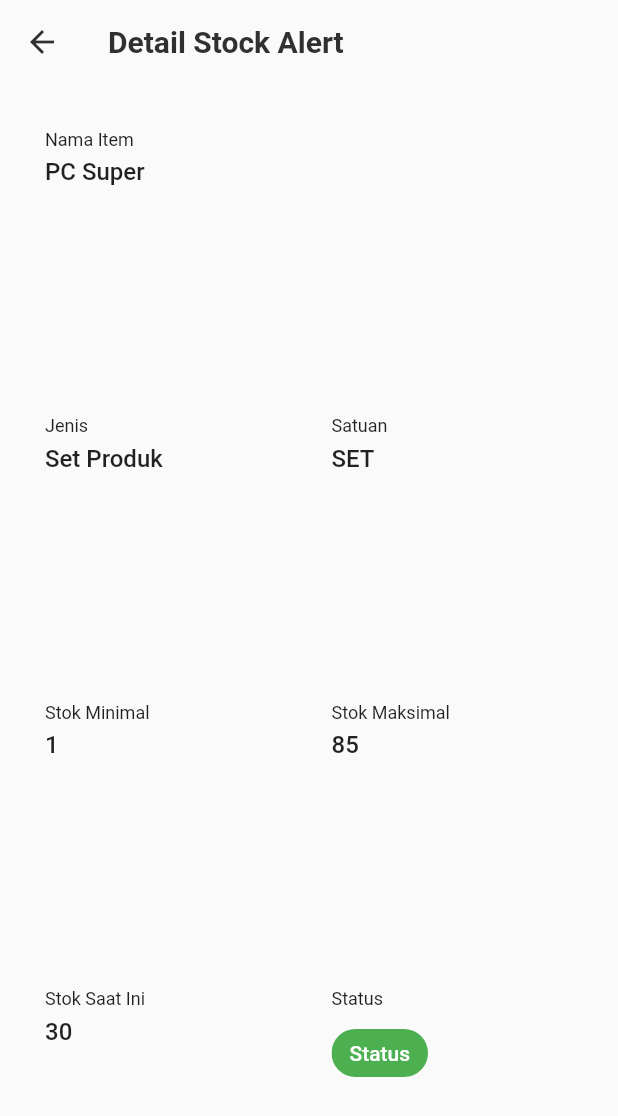
After one commit to arkefallen/telkom-ims-mobile, a Flutter app: the StockAlertExpired screen opened by its route, after a tap on "Lihat Detail", on a phone screen of 412 x 824 dp. The commit adds this screen. Shown: the top 1116 px of the screen. Run offline on Flutter 3.47's test engine with Material 2 defaults, Android fonts, the phone set to English and light mode, and no system bars; our stand-ins replace datetime_picker_formfield_new, google_fonts, sliding_up_panel.

Commit message:
progress week 13 rafa (stock alert)

```diff
--- a/lib/main.dart
+++ b/lib/main.dart
@@ -6,6 +6,9 @@ import 'package:mobile_umkm/pages/Produksi/barang_produksi.dart';
 import 'package:mobile_umkm/pages/Produksi/detail_produksi.dart';
 import 'package:mobile_umkm/pages/Produksi/edit_item_produksi.dart';
 import 'package:mobile_umkm/pages/Produksi/tambah_produksi.dart';
+import 'package:mobile_umkm/pages/Stock/detail_stock_alert.dart';
+import 'package:mobile_umkm/pages/Stock/detail_stock_expired.dart';
+import 'package:mobile_umkm/pages/Stock/stock_alert.dart';
 import 'package:mobile_umkm/pages/Transaksi/add_transaksi_in.dart';
 import 'package:mobile_umkm/pages/Transaksi/transaksi_in.dart';
 import 'package:mobile_umkm/pages/home_page.dart';
@@ -38,7 +41,10 @@ class MyApp extends StatelessWidget {
         '/produksi/add': (context) => AddProduksi(),
         '/produksi/detail': (context) => DetailProduksi(),
         '/produksi/edit': (context) => EditItemProduksi(),
-        '/stock-opname/edit': (context) => EditOpnameInventory()
+        '/stock-opname/edit': (context) => EditOpnameInventory(),
+        '/stock-alert': (context) => StockAlertExpired(),
+        '/stock-alert/detail-alert':(context) => DetailStockAlert(),
+        '/stock-alert/detail-expired':(context) => DetailStockExpired()
       },
     );
   }
--- /dev/null
+++ b/lib/pages/Stock/detail_stock_alert.dart
@@ -0,0 +1,157 @@
+import 'package:flutter/material.dart';
+
+class DetailStockAlert extends StatelessWidget {
+  const DetailStockAlert({Key? key}) : super(key: key);
+
+  @override
+  Widget build(BuildContext context) {
+    return Scaffold(
+      appBar: AppBar(
+        title: Text(
+          "Detail Stock Alert",
+          style: TextStyle(fontWeight: FontWeight.bold),
+        ),
+        backgroundColor: Colors.transparent,
+        foregroundColor: Colors.grey[850],
+        elevation: 0,
+      ),
+      body: Padding(
+          padding: const EdgeInsets.all(15.0),
+          child: GridView(
+            gridDelegate: SliverGridDelegateWithFixedCrossAxisCount(
+              crossAxisCount: 2,
+            ),
+            shrinkWrap: true,
+            children: [
+              Padding(
+                padding: const EdgeInsets.all(15.0),
+                child: Column(
+                  crossAxisAlignment: CrossAxisAlignment.start,
+                  children: [
+                    Text(
+                      "Nama Item",
+                      style: TextStyle(fontSize: 12.0),
+                    ),
+                    SizedBox(height: 5),
+                    Text(
+                      "PC Super",
+                      style: TextStyle(
+                          fontSize: 16.0, fontWeight: FontWeight.w500),
+                    ),
+                  ],
+                ),
+              ),
+              SizedBox(height: 1),
+              Padding(
+                padding: const EdgeInsets.all(15.0),
+                child: Column(
+                  crossAxisAlignment: CrossAxisAlignment.start,
+                  children: [
+                    Text(
+                      "Jenis",
+                      style: TextStyle(fontSize: 12.0),
+                    ),
+                    SizedBox(height: 5),
+                    Text(
+                      "Set Produk",
+                      style: TextStyle(
+                          fontSize: 16.0, fontWeight: FontWeight.w500),
+                    ),
+                  ],
+                ),
+              ),
+              Padding(
+                padding: const EdgeInsets.all(15.0),
+                child: Column(
+                  crossAxisAlignment: CrossAxisAlignment.start,
+                  children: [
+                    Text(
+                      "Satuan",
+                      style: TextStyle(fontSize: 12.0),
+                    ),
+                    SizedBox(height: 5),
+                    Text(
+                      "SET",
+                      style: TextStyle(
+                          fontSize: 16.0, fontWeight: FontWeight.w500),
+                    ),
+                  ],
+                ),
+              ),
+              Padding(
+                padding: const EdgeInsets.all(15.0),
+                child: Column(
+                  crossAxisAlignment: CrossAxisAlignment.start,
+                  children: [
+                    Text(
+                      "Stok Minimal",
+                      style: TextStyle(fontSize: 12.0),
+                    ),
+                    SizedBox(height: 5),
+                    Text(
+                      "1",
+                      style: TextStyle(
+                          fontSize: 16.0, fontWeight: FontWeight.w500),
+                    ),
+                  ],
+                ),
+              ),
+              Padding(
+                padding: const EdgeInsets.all(15.0),
+                child: Column(
+                  crossAxisAlignment: CrossAxisAlignment.start,
+                  children: [
+                    Text(
+                      "Stok Maksimal",
+                      style: TextStyle(fontSize: 12.0),
+                    ),
+                    SizedBox(height: 5),
+                    Text(
+                      "85",
+                      style: TextStyle(
+                          fontSize: 16.0, fontWeight: FontWeight.w500),
+                    ),
+                  ],
+                ),
+              ),
+              Padding(
+                padding: const EdgeInsets.all(15.0),
+                child: Column(
+                  crossAxisAlignment: CrossAxisAlignment.start,
+                  children: [
+                    Text(
+                      "Stok Saat Ini",
+                      style: TextStyle(fontSize: 12.0),
+                    ),
+                    SizedBox(height: 5),
+                    Text(
+                      "30",
+                      style: TextStyle(
+                          fontSize: 16.0, fontWeight: FontWeight.w500),
+                    ),
+                  ],
+                ),
+              ),
+              Padding(
+                padding: const EdgeInsets.all(15.0),
+                child: Column(
+                  crossAxisAlignment: CrossAxisAlignment.start,
+                  children: [
+                    Text(
+                      "Status",
+                      style: TextStyle(fontSize: 12.0),
+                    ),
+                    SizedBox(height: 5),
+                    Chip(
+                      label: Text('Status'),
+                      backgroundColor: Colors.green,
+                      labelStyle: TextStyle(color: Colors.white),
+                    ),
+                  ],
+                ),
+              ),
+            ],
+          )),
+    );
+  }
+}
--- /dev/null
+++ b/lib/pages/Stock/stock_alert.dart
@@ -0,0 +1,96 @@
+import 'package:flutter/material.dart';
+import 'package:flutter/scheduler.dart';
+import 'package:mobile_umkm/widget/stock_alert_item.dart';
+import 'package:mobile_umkm/widget/stock_expired_item.dart';
+
+class StockAlertExpired extends StatefulWidget {
+  const StockAlertExpired({Key? key}) : super(key: key);
+
+  @override
+  State<StockAlertExpired> createState() => _StockAlertExpiredState();
+}
+
+class _StockAlertExpiredState extends State<StockAlertExpired>
+    with TickerProviderStateMixin {
+  @override
+  void initState() {
+    // TODO: implement initState
+    super.initState();
+  }
+
+  @override
+  Widget build(BuildContext context) {
+    TabController _tabController = TabController(length: 2, vsync: this);
+    ScrollController _scrollControllerStockAlert = ScrollController();
+    ScrollController _scrollControllerStockExpired = ScrollController();
+
+    return Scaffold(
+      appBar: AppBar(
+        elevation: 0,
+        backgroundColor: Colors.transparent,
+        foregroundColor: Colors.grey[850],
+      ),
+      body: Padding(
+          padding: EdgeInsets.all(15.0),
+          child: NestedScrollView(
+              headerSliverBuilder: (context, innerBoxIsScrolled) {
+                return [
+                  SliverToBoxAdapter(
+                    child: TabBar(
+                      indicatorWeight: 3.0,
+                      labelColor: Colors.red[700],
+                      indicatorSize: TabBarIndicatorSize.tab,
+                      indicatorColor: Colors.red[700],
+                      controller: _tabController,
+                      tabs: [
+                        Padding(
+                          padding: const EdgeInsets.fromLTRB(0, 0, 0, 15.0),
+                          child: Text(
+                            "STOCK ALERT",
+                            style: TextStyle(
+                                fontWeight: FontWeight.bold, fontSize: 16.0),
+                          ),
+                        ),
+                        Padding(
+                          padding: const EdgeInsets.fromLTRB(0, 0, 0, 15.0),
+                          child: Text(
+                            "STOCK EXPIRED",
+                            style: TextStyle(
+                                fontWeight: FontWeight.bold, fontSize: 16.0),
+                          ),
+                        ),
+                      ],
+                    ),
+                  )
+                ];
+              },
+              body: Container(
+                padding: EdgeInsets.fromLTRB(0, 10, 0, 0),
+                child: TabBarView(
+                  controller: _tabController,
+                  children: [
+                    ListView(
+                      controller: _scrollControllerStockAlert,
+                      children: [
+                        StockAlertItem(),
+                        SizedBox(height: 5),
+                        StockAlertItem()
+                      ],
+                    ),
+                    ListView(
+                      controller: _scrollControllerStockAlert,
+                      children: [
+                        StockExpiredItem(),
+                        SizedBox(height: 5),
+                        StockExpiredItem()
+                      ],
+                    ),
+                  ],
+                ),
+              ))),
+    );
+  }
+}
+
+
+              // SizedBox(height: 10),
--- a/lib/widget/dashboard.dart
+++ b/lib/widget/dashboard.dart
@@ -44,7 +44,7 @@ class _DashboardState extends State<Dashboard> {
     '/view-inventory',
     '/view-inventory',
     '/view-inventory',
-    '/view-inventory',
+    '/stock-alert',
     '/view-inventory',
     '/view-inventory',
   ];
--- /dev/null
+++ b/lib/widget/stock_alert_item.dart
@@ -0,0 +1,55 @@
+import 'package:flutter/material.dart';
+
+class StockAlertItem extends StatelessWidget {
+  const StockAlertItem({
+    Key? key,
+  }) : super(key: key);
+
+  @override
+  Widget build(BuildContext context) {
+    return Card(
+      shape: RoundedRectangleBorder(
+        borderRadius: BorderRadius.circular(9),
+        side: BorderSide(
+          color: Colors.grey.shade200,
+        ),
+      ),
+      child: Padding(
+        padding: EdgeInsets.symmetric(vertical: 10.0, horizontal: 5.0),
+        child: ListTile(
+          leading: Image.asset('assets/icon_item.png'),
+          title: Text(
+            'Gula',
+            style: TextStyle(fontWeight: FontWeight.bold),
+          ),
+          subtitle: Column(
+            crossAxisAlignment: CrossAxisAlignment.start,
+            children: [
+              Chip(
+                label: Text(
+                  "Status",
+                ),
+                labelStyle: TextStyle(fontSize: 12.0, color: Colors.white),
+                backgroundColor: Colors.green,
+              ),
+            ],
+          ),
+          trailing: OutlinedButton(
+            onPressed: () {
+              Navigator.pushNamed(context, '/stock-alert/detail-alert');
+            },
+            child: Text("Lihat Detail"),
+            style: OutlinedButton.styleFrom(
+              shape: RoundedRectangleBorder(
+                  borderRadius: BorderRadius.circular(10),
+                  side: BorderSide(
+                      color: Color.fromARGB(255, 92, 91, 91),
+                      width: 2.0,
+                      style: BorderStyle.solid)),
+            ),
+          ),
+        ),
+      ),
+    );
+  }
+}
```
Also changed, not shown: lib/pages/Stock/detail_stock_expired.dart (added, +121 -0 lines), lib/pages/Transaksi/add_transaksi_in.dart (+21 -9 lines), lib/pages/Transaksi/transaksi_in.dart (+12 -8 lines), lib/pages/home_page.dart (+5 -5 lines), lib/widget/stock_expired_item.dart (added, +43 -0 lines).
